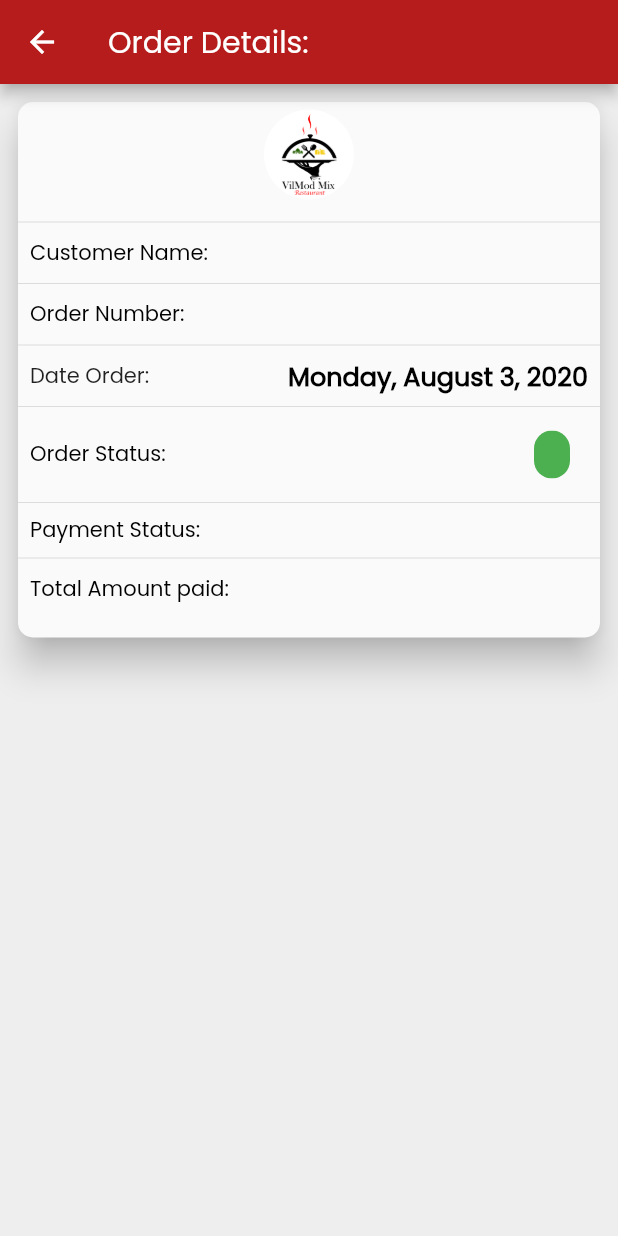
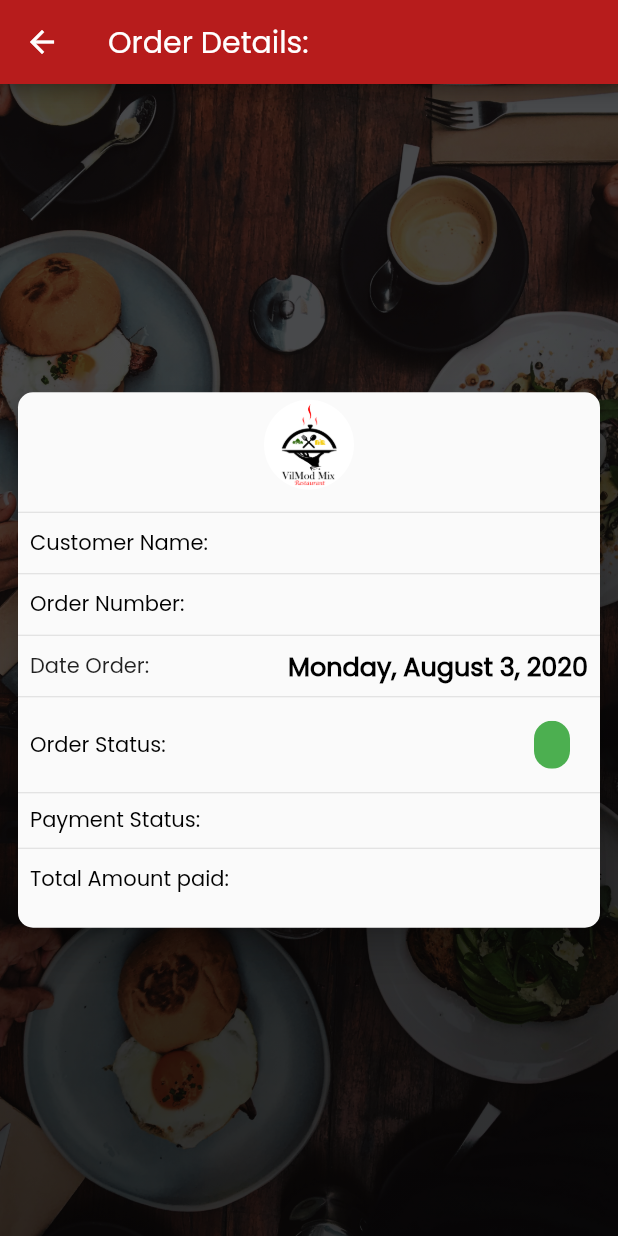
Before and after one commit to beeekelum/vilmod, a Flutter app: the OrderDetailsPage screen opened directly with empty values, on a phone screen of 412 x 824 dp. Run offline on Flutter 3.47's test engine with Material 2 defaults, Android fonts, the phone set to English and light mode, and no system bars; our stand-ins replace badges, cached_network_image, carousel_slider, cloud_firestore, firebase_auth, firebase_messaging and 12 more; missing offline and left inert: bloc_pattern, flutter_inappwebview; accounts and stored records are empty.

Commit message:
New changes

```diff
--- a/lib/screens/home_page.dart
+++ b/lib/screens/home_page.dart
@@ -515,8 +515,8 @@ class _ExploreState extends State<Explore> with SingleTickerProviderStateMixin {
                 begin: Alignment.topCenter,
                 end: Alignment.bottomLeft,
                 colors: [
-                  Colors.black.withOpacity(.7),
-                  Colors.black.withOpacity(.7),
+                  Colors.black.withOpacity(.8),
+                  Colors.black.withOpacity(.8),
                   Colors.black.withOpacity(.8),
                 ],
               ),
--- a/lib/screens/my_order_details.dart
+++ b/lib/screens/my_order_details.dart
@@ -24,25 +24,30 @@ class _OrderDetailsPageState extends State<OrderDetailsPage> {
       body: Stack(
          children: [
            Container(
-             color: Colors.grey[200],
+             //color: Colors.grey[200],
              //height: MediaQuery.of(context).size.height,
+             decoration: BoxDecoration(
+               image: DecorationImage(
+                   image: AssetImage('assets/images/ll.jpg'),
+                   fit: BoxFit.cover),
+             ),
            ),
-//           Container(
-//             decoration: BoxDecoration(
-//               gradient: LinearGradient(
-//                 colors: [
-//                   Colors.black.withOpacity(0.6),
-//                   Colors.black.withOpacity(0.6),
-//                   Colors.black.withOpacity(0.6),
-//                 ],
-//                 //begin: Alignment.bottomLeft,
-//                 begin: Alignment.topCenter,
-//               ),
-//             ),
-//           ),
+           Container(
+             decoration: BoxDecoration(
+               gradient: LinearGradient(
+                 colors: [
+                   Colors.black.withOpacity(.7),
+                   Colors.black.withOpacity(.7),
+                   Colors.black.withOpacity(.8),
+                 ],
+                 //begin: Alignment.bottomLeft,
+                 begin: Alignment.topCenter,
+               ),
+             ),
+           ),
           Center(
             child: Container(
-              height: MediaQuery.of(context).size.height,
+              //height: MediaQuery.of(context).size.height,
               child: SingleChildScrollView(
                 physics: BouncingScrollPhysics(),
                 child: Center(
--- a/lib/widgets/drawer.dart
+++ b/lib/widgets/drawer.dart
@@ -31,7 +31,7 @@ class AppDrawerVilMod extends StatelessWidget {
                       decoration: BoxDecoration(
                         color: Colors.red[900],
                         image: DecorationImage(
-                            image: AssetImage("assets/images/food.jpg"),
+                            image: AssetImage("assets/images/ll.jpg"),
                             fit: BoxFit.cover),
                       ),
                       accountName: Text(
```
Also changed, not shown: lib/screens/splash_screen.dart (+12 -9 lines).
